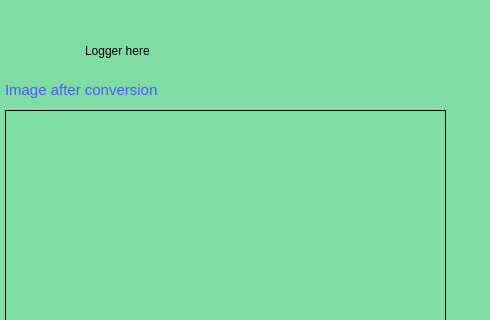
The window that ImageDesaturation/ImageDesaturation.ui (corosto/ImageDesaturationAsmCppProject) describes before a commit, drawn with Qt 5; both pictures show x 595 to 1085 and y 0 to 320 of the 1085 by 610 pixel window.
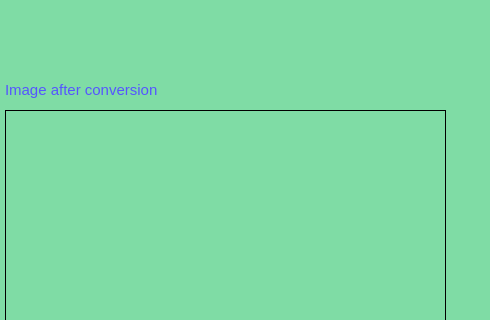
The same window after the commit.

What changed in the file:
```diff
--- a/ImageDesaturation/ImageDesaturation.ui
+++ b/ImageDesaturation/ImageDesaturation.ui
@@ -367,19 +367,6 @@
      </property>
     </widget>
    </widget>
-   <widget class="QLabel" name="logger">
-    <property name="geometry">
-     <rect>
-      <x>680</x>
-      <y>20</y>
-      <width>311</width>
-      <height>61</height>
-     </rect>
-    </property>
-    <property name="text">
-     <string>Logger here</string>
-    </property>
-   </widget>
    <zorder>frame</zorder>
    <zorder>imageBefore</zorder>
    <zorder>useASMdll</zorder>
```
Left out of the diff: 1 changed line with no effect on the pictures.
